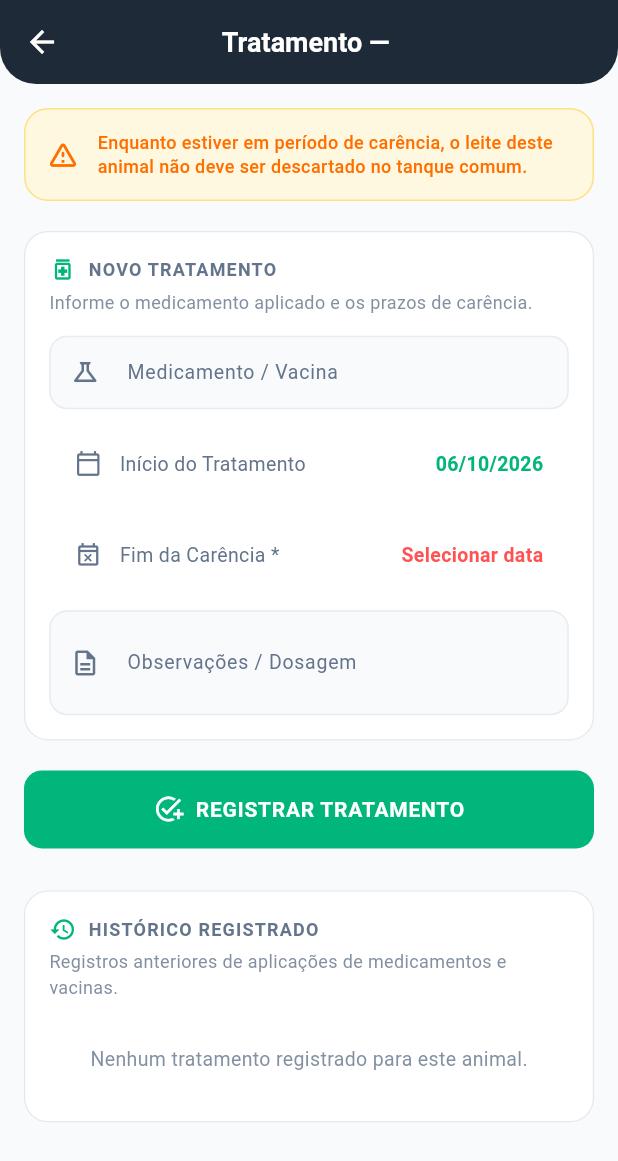
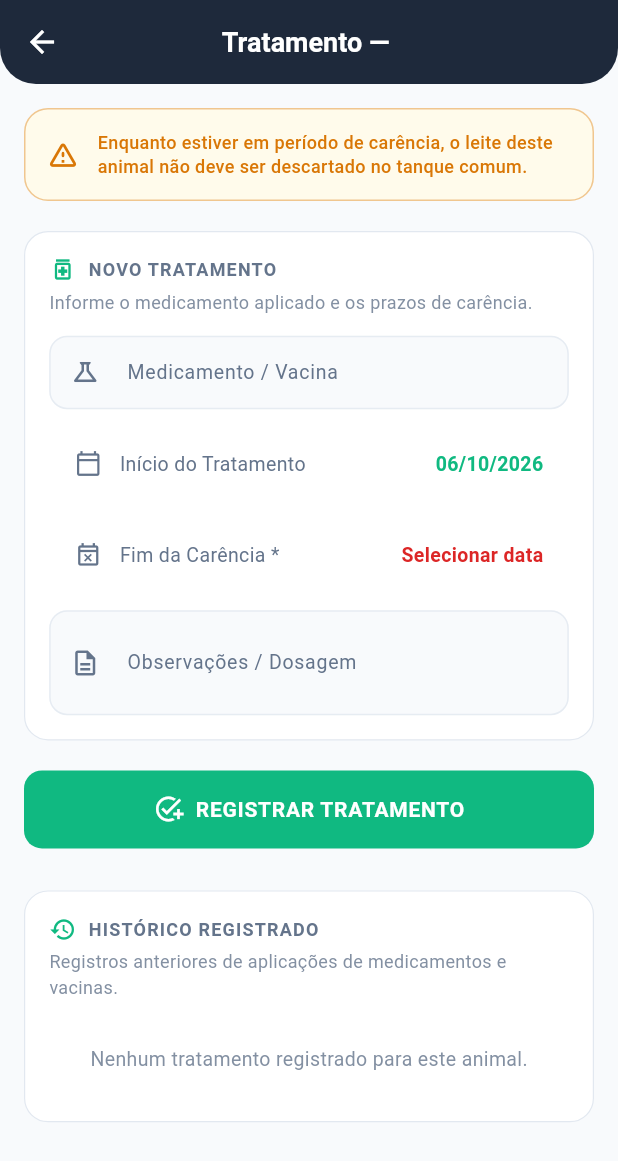
Before and after one commit to Little-hair77/SIDMA, a Flutter app: the TelaRegistrarTratamento screen opened directly with empty values, on a phone screen of 412 x 824 dp. Shown: the top 1161 px of the screen. Run offline on Flutter 3.47's test engine with Material 3 defaults, Android fonts, the phone set to English and light mode, and no system bars; our stand-ins replace dio, fl_chart, flutter_secure_storage, google_sign_in, image_picker, pdf and 2 more; missing offline and left inert: mobile_scanner; accounts and stored records are empty; network calls fail.

Commit message:
feat: dark mode integration for "registrar_ccs" and "registrar_tratamento" screens

```diff
--- a/mobile/lib/views/registrar_tratamento.dart
+++ b/mobile/lib/views/registrar_tratamento.dart
@@ -1,4 +1,5 @@
 import 'package:flutter/material.dart';
+import '../core/cores.dart';
 import '../services/api_service.dart';
 
 class TelaRegistrarTratamento extends StatefulWidget {
@@ -21,14 +22,30 @@
   final _medicamentoController = TextEditingController();
   final _observacoesController = TextEditingController();
 
+  AppColors get _cores => AppColors.of(context);
+  // Dark mode
+  bool get _isDark => Theme.of(context).brightness == Brightness.dark;
   // Paleta de Cores
-  static const Color corAppBar = Color(0xFF1E2A38);
-  static const Color corVerdePrincipal = Color(0xFF00B67A);
-  static const Color corVerdeSuave = Color(0xFFE6F4EA);
-  static const Color corFundo = Color(0xFFF8FAFC);
-  static const Color corTextoPrimario = Color(0xFF0F172A);
-  static const Color corTextoSecundario = Color(0xFF64748B);
-  static const Color corBordaInput = Color(0xFFE2E8F0);
+  Color get corAppBar => _cores.destaque;
+  Color get corVerdePrincipal => _cores.primario;
+  Color get corFundo => _cores.fundo;
+  Color get corTextoPrimario => _cores.textoPrimario;
+  Color get corTextoSecundario => _cores.textoSecundario;
+  Color get corBordaInput => _cores.borda;
+
+  // Calendário
+  ColorScheme get _esquemaCalendario => _isDark
+      ? ColorScheme.dark(
+          primary: _cores.primario,
+          onPrimary: Colors.white,
+          surface: _cores.superficie,
+          onSurface: _cores.textoPrimario,
+        )
+      : ColorScheme.light(
+          primary: _cores.primario,
+          onPrimary: Colors.white,
+          onSurface: _cores.textoPrimario,
+        );
 
   DateTime _dataInicio = DateTime.now();
   DateTime? _dataFimCarencia;
@@ -79,13 +96,7 @@
       lastDate: DateTime(2100),
       builder: (context, child) {
         return Theme(
-          data: Theme.of(context).copyWith(
-            colorScheme: const ColorScheme.light(
-              primary: corVerdePrincipal,
-              onPrimary: Colors.white,
-              onSurface: corTextoPrimario,
-            ),
-          ),
+          data: Theme.of(context).copyWith(colorScheme: _esquemaCalendario),
           child: child!,
         );
       },
@@ -101,13 +112,7 @@
       lastDate: DateTime(2100),
       builder: (context, child) {
         return Theme(
-          data: Theme.of(context).copyWith(
-            colorScheme: const ColorScheme.light(
-              primary: corVerdePrincipal,
-              onPrimary: Colors.white,
-              onSurface: corTextoPrimario,
-            ),
-          ),
+          data: Theme.of(context).copyWith(colorScheme: _esquemaCalendario),
           child: child!,
         );
       },
@@ -147,8 +152,8 @@
       await _carregarHistorico();
       if (!mounted) return;
       ScaffoldMessenger.of(context).showSnackBar(
-        const SnackBar(
-          content: Text('Tratamento registrado com sucesso!'),
+        SnackBar(
+          content: const Text('Tratamento registrado com sucesso!'),
           backgroundColor: corVerdePrincipal,
         ),
       );
@@ -163,7 +168,7 @@
   Widget _buildCardSection({required List<Widget> children}) {
     return Container(
       decoration: BoxDecoration(
-        color: Colors.white,
+        color: _cores.superficie,
         borderRadius: BorderRadius.circular(16),
         border: Border.all(color: corBordaInput, width: 0.8),
       ),
@@ -188,7 +193,7 @@
               const SizedBox(width: 8),
               Text(
                 title,
-                style: const TextStyle(
+                style: TextStyle(
                   fontSize: 12,
                   fontWeight: FontWeight.w700,
                   color: corTextoSecundario,
@@ -226,7 +231,7 @@
       keyboardType: keyboardType,
       validator: validator,
       maxLines: maxLines,
-      style: const TextStyle(color: corTextoPrimario, fontSize: 14, fontWeight: FontWeight.w500),
+      style: TextStyle(color: corTextoPrimario, fontSize: 14, fontWeight: FontWeight.w500),
       decoration: InputDecoration(
         labelText: label,
         hintText: hint,
@@ -234,8 +239,8 @@
         prefixIcon: Icon(prefixIcon, color: corTextoSecundario, size: 20),
         filled: true,
         fillColor: corFundo,
-        labelStyle: const TextStyle(color: corTextoSecundario, fontSize: 13),
-        floatingLabelStyle: const TextStyle(color: corVerdePrincipal, fontWeight: FontWeight.bold),
+        labelStyle: TextStyle(color: corTextoSecundario, fontSize: 13),
+        floatingLabelStyle: TextStyle(color: corVerdePrincipal, fontWeight: FontWeight.bold),
         contentPadding: const EdgeInsets.symmetric(horizontal: 16, vertical: 14),
         enabledBorder: OutlineInputBorder(
           borderRadius: BorderRadius.circular(12),
@@ -243,15 +248,15 @@
         ),
         focusedBorder: OutlineInputBorder(
           borderRadius: BorderRadius.circular(12),
-          borderSide: const BorderSide(color: corVerdePrincipal, width: 1.5),
+          borderSide: BorderSide(color: corVerdePrincipal, width: 1.5),
         ),
         errorBorder: OutlineInputBorder(
           borderRadius: BorderRadius.circular(12),
-          borderSide: const BorderSide(color: Colors.redAccent, width: 1),
+          borderSide: BorderSide(color: _cores.erro, width: 1),
         ),
         focusedErrorBorder: OutlineInputBorder(
           borderRadius: BorderRadius.circular(12),
-          borderSide: const BorderSide(color: Colors.redAccent, width: 1.5),
+          borderSide: BorderSide(color: _cores.erro, width: 1.5),
         ),
       ),
     );
@@ -291,13 +296,13 @@
                   padding: const EdgeInsets.all(14),
                   margin: const EdgeInsets.only(bottom: 20),
                   decoration: BoxDecoration(
-                    color: Colors.amber.shade50,
+                    color: _cores.alertaFundo,
                     borderRadius: BorderRadius.circular(16),
-                    border: Border.all(color: Colors.amber.shade200),
+                    border: Border.all(color: _cores.alerta.withOpacity(0.4)),
                   ),
                   child: Row(
                     children: [
-                      Icon(Icons.warning_amber_rounded, color: Colors.amber.shade900, size: 22),
+                      Icon(Icons.warning_amber_rounded, color: _cores.alerta, size: 22),
                       const SizedBox(width: 12),
                       Expanded(
                         child: Text(
@@ -305,7 +310,7 @@
                           style: TextStyle(
                             fontSize: 12,
                             fontWeight: FontWeight.w500,
-                            color: Colors.amber.shade900,
+                            color: _cores.alerta,
                             height: 1.3,
                           ),
                         ),
@@ -343,13 +348,13 @@
                         ),
                         child: Row(
                           children: [
-                            const Icon(Icons.calendar_today_outlined, color: corTextoSecundario, size: 18),
+                            Icon(Icons.calendar_today_outlined, color: corTextoSecundario, size: 18),
                             const SizedBox(width: 12),
-                            const Text('Início do Tratamento', style: TextStyle(fontSize: 13, color: corTextoSecundario)),
+                            Text('Início do Tratamento', style: TextStyle(fontSize: 13, color: corTextoSecundario)),
                             const Spacer(),
                             Text(
                               _formatarData(_dataInicio),
-                              style: const TextStyle(
+                              style: TextStyle(
                                 fontWeight: FontWeight.bold,
                                 color: corVerdePrincipal,
                                 fontSize: 13,
@@ -374,15 +379,15 @@
                         ),
                         child: Row(
                           children: [
-                            const Icon(Icons.event_busy_outlined, color: corTextoSecundario, size: 18),
+                            Icon(Icons.event_busy_outlined, color: corTextoSecundario, size: 18),
                             const SizedBox(width: 12),
-                            const Text('Fim da Carência *', style: TextStyle(fontSize: 13, color: corTextoSecundario)),
+                            Text('Fim da Carência *', style: TextStyle(fontSize: 13, color: corTextoSecundario)),
                             const Spacer(),
                             Text(
                               _dataFimCarencia != null ? _formatarData(_dataFimCarencia!) : 'Selecionar data',
                               style: TextStyle(
                                 fontWeight: FontWeight.bold,
-                                color: _dataFimCarencia != null ? corVerdePrincipal : Colors.redAccent,
+                                color: _dataFimCarencia != null ? corVerdePrincipal : _cores.erro,
                                 fontSize: 13,
                               ),
                             ),
@@ -408,18 +413,18 @@
                     padding: const EdgeInsets.symmetric(horizontal: 16, vertical: 12),
                     margin: const EdgeInsets.only(bottom: 16),
                     decoration: BoxDecoration(
-                      color: Colors.red[50],
+                      color: _cores.erroFundo,
                       borderRadius: BorderRadius.circular(12),
-                      border: Border.all(color: Colors.redAccent.shade100, width: 0.8),
+                      border: Border.all(color: _cores.erro.withOpacity(0.4), width: 0.8),
                     ),
                     child: Row(
                       children: [
-                        const Icon(Icons.error_outline, color: Colors.redAccent, size: 18),
+                        Icon(Icons.error_outline, color: _cores.erro, size: 18),
                         const SizedBox(width: 10),
                         Expanded(
                           child: Text(
                             _erro!,
-                            style: const TextStyle(color: Colors.redAccent, fontSize: 13, fontWeight: FontWeight.w500),
+                            style: TextStyle(color: _cores.erro, fontSize: 13, fontWeight: FontWeight.w500),
                           ),
                         ),
                       ],
@@ -429,7 +434,7 @@
 
                 // Botão Registrar
                 if (_carregando)
-                  const Center(child: CircularProgressIndicator(color: corVerdePrincipal))
+                  Center(child: CircularProgressIndicator(color: corVerdePrincipal))
                 else
                   ElevatedButton.icon(
                     onPressed: _salvar,
@@ -458,8 +463,8 @@
                       subtitle: 'Registros anteriores de aplicações de medicamentos e vacinas.',
                     ),
                     if (_carregandoHistorico)
-                      const Padding(
-                        padding: EdgeInsets.symmetric(vertical: 20),
+                      Padding(
+                        padding: const EdgeInsets.symmetric(vertical: 20),
                         child: Center(child: CircularProgressIndicator(color: corVerdePrincipal)),
                       )
                     else if (_historico.isEmpty)
@@ -490,12 +495,12 @@
                             children: [
                               Row(
                                 children: [
-                                  const Icon(Icons.medical_services_outlined, size: 16, color: corVerdePrincipal),
+                                  Icon(Icons.medical_services_outlined, size: 16, color: corVerdePrincipal),
                                   const SizedBox(width: 8),
                                   Expanded(
                                     child: Text(
                                       temMedicamento ? medicamentoText : 'Tratamento sem nome informado',
-                                      style: const TextStyle(
+                                      style: TextStyle(
                                         fontWeight: FontWeight.bold,
                                         fontSize: 13,
                                         color: corTextoPrimario,
@@ -507,7 +512,7 @@
                               const SizedBox(height: 6),
                               Text(
                                 'Início: ${_formatarDataTexto(t['data_inicio'])}  •  Carência até: ${_formatarDataTexto(t['data_fim_carencia'])}',
-                                style: const TextStyle(fontSize: 12, color: corTextoSecundario),
+                                style: TextStyle(fontSize: 12, color: corTextoSecundario),
                               ),
                               if (t['observacoes']?.toString().isNotEmpty == true) ...[
                                 const SizedBox(height: 6),
```
Also changed, not shown: mobile/lib/views/registrar_ccs.dart (+29 -23 lines).
